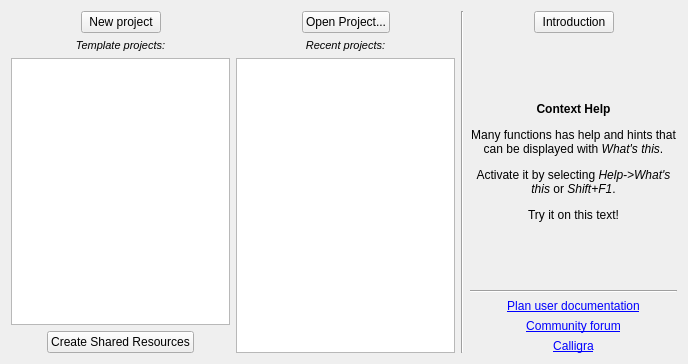
Old version of the form src/welcome/WelcomeView.ui in the repository KDE/calligraplan.
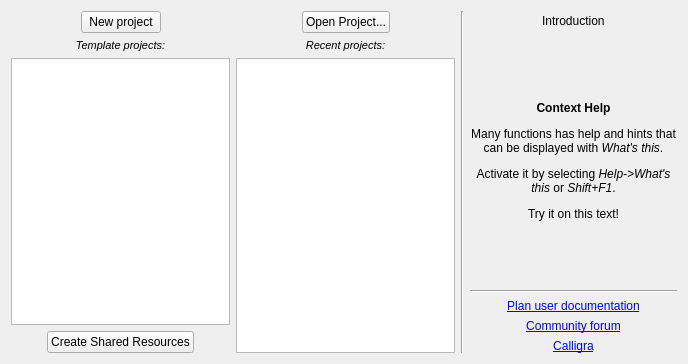
New version of the form. Icons and pictures are not drawn.

Patch:
```diff
--- a/src/welcome/WelcomeView.ui
+++ b/src/welcome/WelcomeView.ui
@@ -231,7 +231,7 @@
         </spacer>
        </item>
        <item>
-        <widget class="QPushButton" name="introductionBtn">
+        <widget class="QLabel" name="label_6">
          <property name="text">
           <string>Introduction</string>
          </property>
```
Left out of the diff: 4 changed lines with no effect on the pictures.
